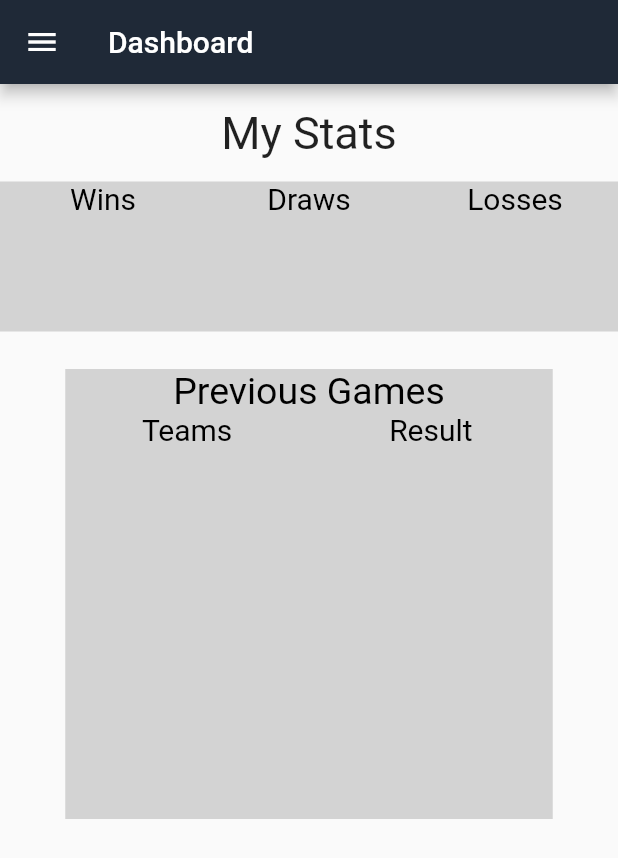
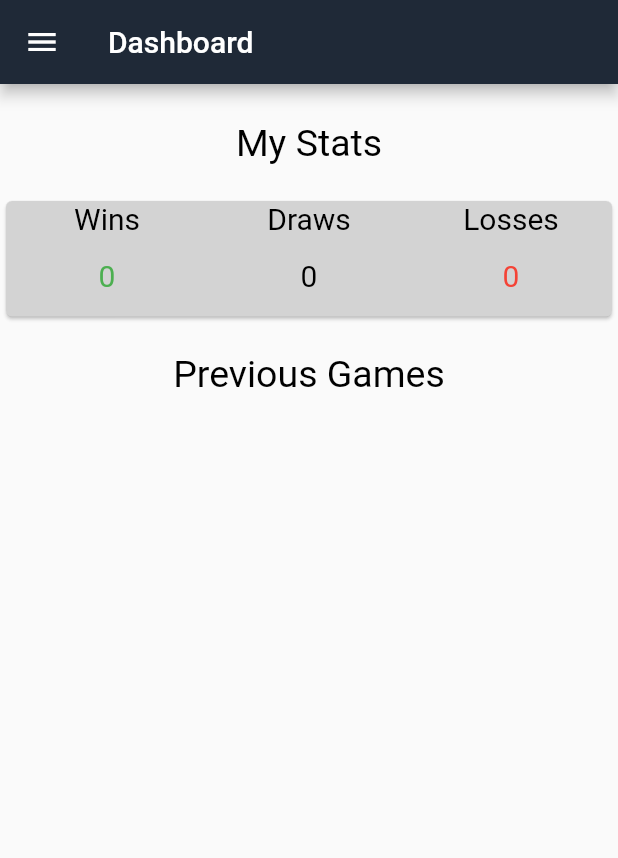
Before and after one commit to jonathandieu/hbchess-mobile, a Flutter app: the Dashboard screen opened by its route, on a phone screen of 412 x 824 dp. Shown: the top 858 px of the screen. Run offline on Flutter 3.47's test engine with Material 2 defaults, Android fonts, the phone set to English and light mode, and no system bars; our stand-ins replace flutter_secure_storage, jwt_decoder; accounts and stored records are empty.

Commit message:
formatting changes to dashboard

```diff
--- a/lib/screens/dashboard.dart
+++ b/lib/screens/dashboard.dart
@@ -1,6 +1,8 @@
 import 'package:flutter/material.dart';
 import 'package:hb_chess/main.dart';
 import 'package:jwt_decoder/jwt_decoder.dart';
+
+List stats = [0, 0, 0];
 
 class Dashboard extends StatefulWidget {
   const Dashboard({Key? key}) : super(key: key);
@@ -50,75 +52,61 @@ class _DashboardState extends State<Dashboard> {
             // Center is a layout widget. It takes a single child and positions it
             // in the middle of the parent.
             child: Column(children: <Widget>[
-              const Padding(
-                padding: EdgeInsets.all(15),
-                child: Text(
-                  'My Stats',
-                  style: TextStyle(fontSize: 30),
-                ),
+              const SizedBox(height: 25),
+              Text(
+                'My Stats',
+                textAlign: TextAlign.center,
+                style: TextStyle(color: Colors.black, fontSize: 25),
               ),
-              ConstrainedBox(
-                constraints: const BoxConstraints(
-                  minHeight: 100,
-                  maxWidth: 525,
-                ),
-                child: Container(
-                  color:
-                      const Color.fromARGB(255, 211, 211, 211), // color of box
-                  child: Column(
-                    children: [
-                      Row(
-                        children: const <Widget>[
-                          Expanded(
-                            child: Text('Wins',
-                                style: TextStyle(
-                                    color: Colors.black, fontSize: 20),
-                                textAlign: TextAlign.center),
-                          ),
-                          Expanded(
-                            child: Text('Draws',
-                                style: TextStyle(
-                                    color: Colors.black, fontSize: 20),
-                                textAlign: TextAlign.center),
-                          ),
-                          Expanded(
-                            child: Text('Losses',
-                                style: TextStyle(
-                                    color: Colors.black, fontSize: 20),
-                                textAlign: TextAlign.center),
-                          ),
-                        ],
-                      ),
-                    ],
-                  ),
-                ),
-              ),
-              const SizedBox(height: 25),
-              ConstrainedBox(
-                constraints: const BoxConstraints(
-                  minHeight: 300,
-                  maxWidth: 325,
-                ),
-                child: Container(
-                  color:
-                      const Color.fromARGB(255, 211, 211, 211), // color of box
+              const SizedBox(height: 20),
+              Container(
+                height: 85,
+                child: Card(
+                  color: const Color.fromARGB(255, 211, 211, 211),
                   child: Column(children: [
-                    const Expanded(
-                      child: Text('Previous Games',
-                          style: TextStyle(color: Colors.black, fontSize: 25)),
-                    ),
                     Row(
                       children: const <Widget>[
                         Expanded(
-                          child: Text('Teams',
+                          child: Text('Wins',
                               style:
                                   TextStyle(color: Colors.black, fontSize: 20),
                               textAlign: TextAlign.center),
                         ),
                         Expanded(
-                          child: Text('Result',
+                          child: Text('Draws',
                               style:
                                   TextStyle(color: Colors.black, fontSize: 20),
+                              textAlign: TextAlign.center),
+                        ),
+                        Expanded(
+                          child: Text('Losses',
+                              style:
+                                  TextStyle(color: Colors.black, fontSize: 20),
+                              textAlign: TextAlign.center),
+                        ),
+                      ],
+                    ),
+                    const SizedBox(height: 15),
+                    Row(
+                      children: <Widget>[
+                        Expanded(
+                          // wins
+                          child: Text('${stats[0]}',
+                              style:
+                                  TextStyle(color: Colors.green, fontSize: 20),
+                              textAlign: TextAlign.center),
+                        ),
+                        Expanded(
+                          // draws
+                          child: Text('${stats[1]}',
+                              style:
+                                  TextStyle(color: Colors.black, fontSize: 20),
+                              textAlign: TextAlign.center),
+                        ),
+                        Expanded(
+                          // losses
+                          child: Text('${stats[2]}',
+                              style: TextStyle(color: Colors.red, fontSize: 20),
                               textAlign: TextAlign.center),
                         ),
                       ],
@@ -126,11 +114,45 @@ class _DashboardState extends State<Dashboard> {
                   ]),
                 ),
               ),
+              const SizedBox(height: 20),
+              Text(
+                'Previous Games',
+                textAlign: TextAlign.center,
+                style: TextStyle(color: Colors.black, fontSize: 25),
+              ),
+              const SizedBox(height: 20),
+
+              /*
+              ConstrainedBox(
+                constraints: const BoxConstraints(
+                  minHeight: 100,
+                  maxWidth: 500,
+                ),
+                child: Container(
+                  color: const Color.fromARGB(255, 211, 211, 211),
+                  child: Row(
+                    children: const <Widget>[
+                      Expanded(
+                        child: Text('Team', textAlign: TextAlign.center),
+                      ),
+                      Expanded(
+                        child: Text('Result', textAlign: TextAlign.center),
+                      ),
+                    ],
+                  ),
+                ),
+              ),
+              */
             ]),
           ),
         ),
       ],
     );
+  }
+
+  //FIXME: Update once stats are available
+  List getStats() {
+    return stats;
   }
 
   ListTile createDrawerTile(IconData icon, String title, String route) {
--- a/pubspec.yaml
+++ b/pubspec.yaml
@@ -42,6 +42,11 @@ dependencies:
 dev_dependencies:
   flutter_test:
     sdk: flutter
+
+flutter_icons:
+  android: "launcher_icon"
+  ios: true
+  image_path: "assets/images/hblogo.png"
 
   # The "flutter_lints" package below contains a set of recommended lints to
   # encourage good coding practices. The lint set provided by the package is
```
Also changed, not shown: lib/screens/leaderboard.dart (+61 -0 lines), lib/screens/rules.dart (+72 -16 lines), 1 other file.
